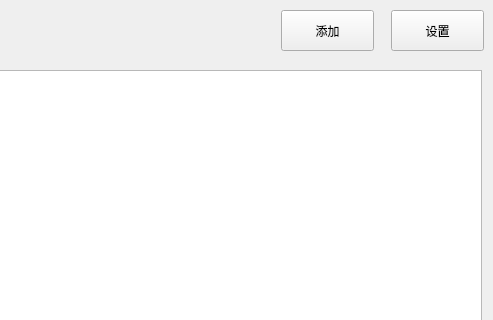
First picture: the form in password.ui, repository zihaojf/Zora, before the edit; both pictures show x 309 to 802 and y 0 to 320 of the 802 by 608 pixel window.
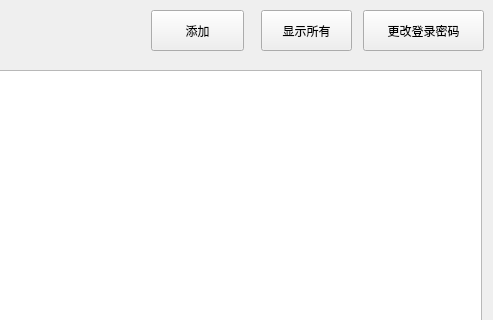
Second picture: the form after the edit.

Commit message:
更新密码存储器功能
完成了密码存储器的所有功能

Patch:
```diff
--- a/password.ui
+++ b/password.ui
@@ -39,7 +39,7 @@
   <widget class="QPushButton" name="addbtn">
    <property name="geometry">
     <rect>
-     <x>590</x>
+     <x>460</x>
      <y>10</y>
      <width>93</width>
      <height>41</height>
@@ -52,14 +52,14 @@
   <widget class="QPushButton" name="setbtn">
    <property name="geometry">
     <rect>
-     <x>700</x>
+     <x>672</x>
      <y>10</y>
-     <width>93</width>
+     <width>121</width>
      <height>41</height>
     </rect>
    </property>
    <property name="text">
-    <string>设置</string>
+    <string>更改登录密码</string>
    </property>
   </widget>
   <widget class="QTableWidget" name="pwtable">
@@ -72,6 +72,19 @@
     </rect>
    </property>
   </widget>
+  <widget class="QPushButton" name="pushButton">
+   <property name="geometry">
+    <rect>
+     <x>570</x>
+     <y>10</y>
+     <width>91</width>
+     <height>41</height>
+    </rect>
+   </property>
+   <property name="text">
+    <string>显示所有</string>
+   </property>
+  </widget>
  </widget>
  <resources/>
  <connections/>
```
The commit also changes 11 other files.
